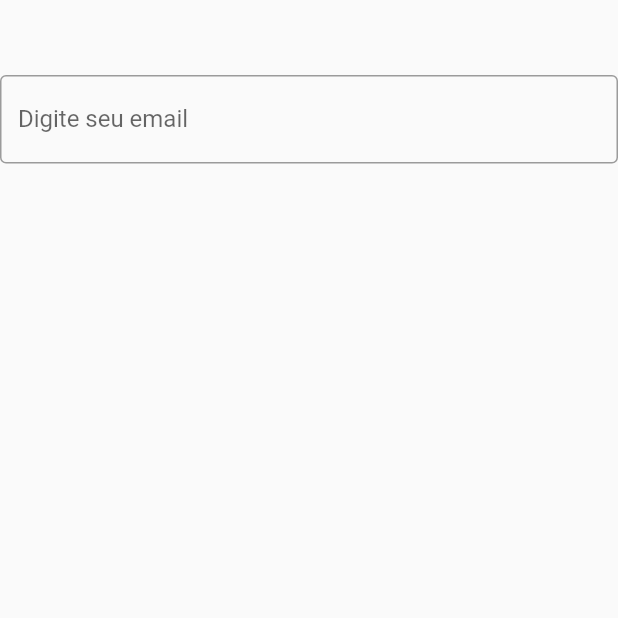
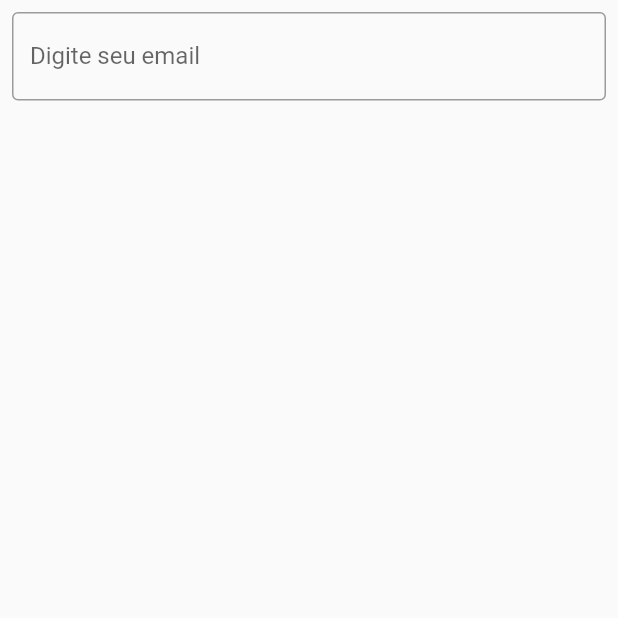
Before and after one commit to EmanuelJuniior/flutter_cadastro, a Flutter app: the screen it shows after launch, on a phone screen of 412 x 824 dp, the top half of it. Run offline on Flutter 3.47's test engine with Material 2 defaults, Android fonts, the phone set to English and light mode, and no system bars.

Commit message:
prototico6SemBugs

```diff
--- a/lib/home_page.dart
+++ b/lib/home_page.dart
@@ -11,12 +11,11 @@ class _HomePageState extends State<HomePage> {
   @override
   Widget build(BuildContext context) {
     return Scaffold(
-      body: Form(
+      body: Padding(
+        padding: const EdgeInsets.all(8.0),
+        child: Form(
             child: ListView(
           children: [
-          const SizedBox(
-            height: 50,
-          ),
             TextFormField(
               decoration: const InputDecoration(
                 border: OutlineInputBorder(),
@@ -25,6 +24,7 @@ class _HomePageState extends State<HomePage> {
             )
           ],
         )),
+      ),
     );
   }
 }
```
Lines whose indentation alone changed are shown as unchanged.
